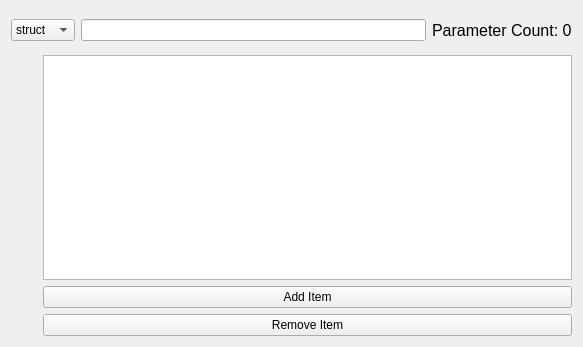
First picture: the form in code_gen/ui_files/struct_parameter.ui, repository Berkay-Ates/c-config, before the edit.
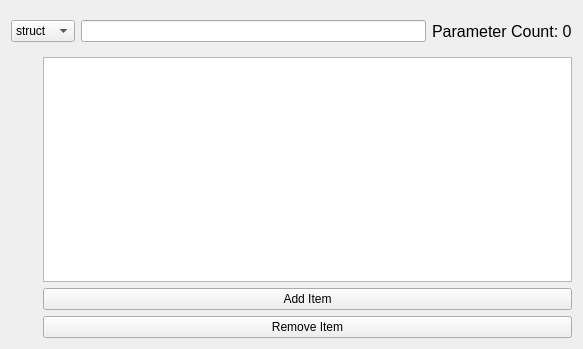
Second picture: the form after the edit.

```diff
--- a/code_gen/ui_files/struct_parameter.ui
+++ b/code_gen/ui_files/struct_parameter.ui
@@ -7,7 +7,7 @@
     <x>0</x>
     <y>0</y>
     <width>583</width>
-    <height>347</height>
+    <height>349</height>
    </rect>
   </property>
   <property name="windowTitle">
```
Left out of the diff: 6 changed lines with no effect on the pictures.
